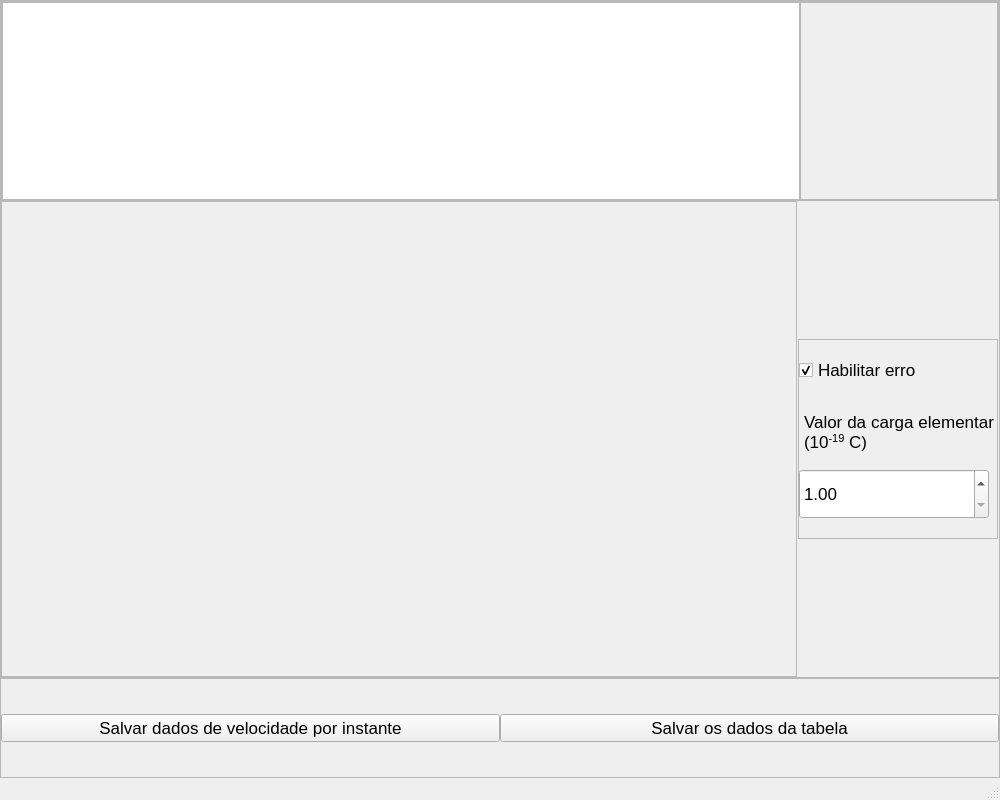
Before: the Qt Designer form interfaceVisual/janelaAvaliacao.ui in Mirovesaram/varredorVelocidades, drawn with Qt 5.
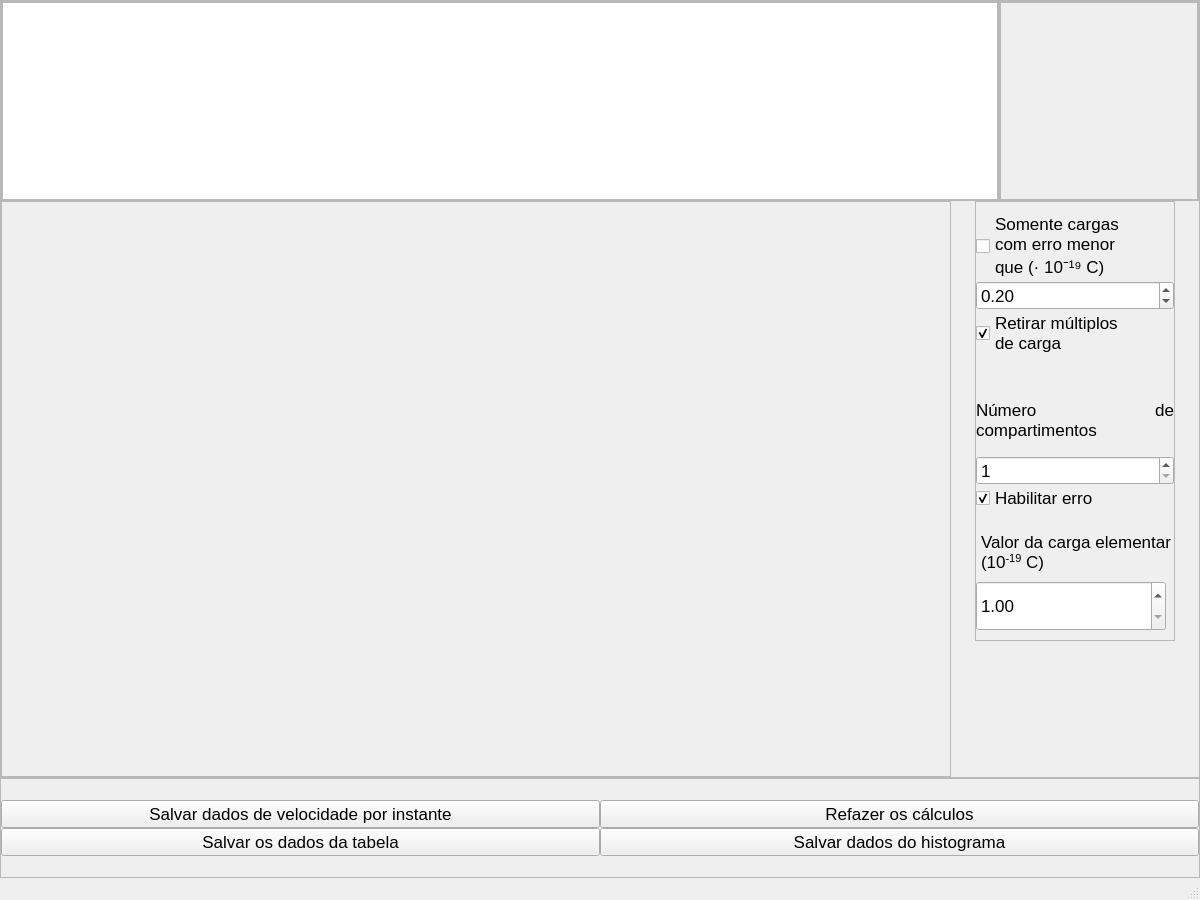
After: the same form once the commit is applied.

Patch:
```diff
--- a/interfaceVisual/janelaAvaliacao.ui
+++ b/interfaceVisual/janelaAvaliacao.ui
@@ -6,14 +6,14 @@
    <rect>
     <x>0</x>
     <y>0</y>
-    <width>1000</width>
-    <height>800</height>
+    <width>1200</width>
+    <height>900</height>
    </rect>
   </property>
   <property name="minimumSize">
    <size>
-    <width>1000</width>
-    <height>800</height>
+    <width>1200</width>
+    <height>900</height>
    </size>
   </property>
   <property name="windowTitle">
@@ -94,7 +94,7 @@
              </property>
             </widget>
            </item>
-           <item row="0" column="1">
+           <item row="1" column="0">
             <widget class="QPushButton" name="pushButtonBaixarDf">
              <property name="font">
               <font>
@@ -106,6 +106,30 @@
              </property>
             </widget>
            </item>
+           <item row="0" column="1">
+            <widget class="QPushButton" name="pushButtonRefazerCalculos">
+             <property name="font">
+              <font>
+               <pointsize>13</pointsize>
+              </font>
+             </property>
+             <property name="text">
+              <string>Refazer os cálculos</string>
+             </property>
+            </widget>
+           </item>
+           <item row="1" column="1">
+            <widget class="QPushButton" name="pushButtonSalvarDadosHistograma">
+             <property name="font">
+              <font>
+               <pointsize>13</pointsize>
+              </font>
+             </property>
+             <property name="text">
+              <string>Salvar dados do histograma</string>
+             </property>
+            </widget>
+           </item>
           </layout>
          </item>
         </layout>
@@ -344,52 +368,12 @@
            <property name="spacing">
             <number>0</number>
            </property>
-           <item row="0" column="0">
-            <widget class="QFrame" name="frameGrafico">
-             <property name="minimumSize">
-              <size>
-               <width>796</width>
-               <height>443</height>
-              </size>
-             </property>
-             <property name="frameShape">
-              <enum>QFrame::StyledPanel</enum>
-             </property>
-             <property name="frameShadow">
-              <enum>QFrame::Raised</enum>
-             </property>
-             <layout class="QGridLayout" name="gridLayout_14">
-              <property name="leftMargin">
-               <number>0</number>
-              </property>
-              <property name="topMargin">
-               <number>0</number>
-              </property>
-              <property name="rightMargin">
-               <number>0</number>
-              </property>
-              <property name="bottomMargin">
-               <number>0</number>
-              </property>
-              <property name="spacing">
-               <number>0</number>
-              </property>
-              <item row="0" column="0">
-               <layout class="QGridLayout" name="gridLayout_Grafico">
-                <property name="spacing">
-                 <number>0</number>
-                </property>
-               </layout>
-              </item>
-             </layout>
-            </widget>
-           </item>
-           <item row="0" column="1" alignment="Qt::AlignHCenter|Qt::AlignVCenter">
+           <item row="0" column="1" alignment="Qt::AlignHCenter|Qt::AlignTop">
             <widget class="QFrame" name="frameSpinCheckBoxCargaElement">
              <property name="minimumSize">
               <size>
                <width>200</width>
-               <height>200</height>
+               <height>440</height>
               </size>
              </property>
              <property name="maximumSize">
@@ -419,6 +403,71 @@
               <property name="rightMargin">
                <number>0</number>
               </property>
+              <item>
+               <widget class="QCheckBox" name="checkBoxExcluiCargaPorErro">
+                <property name="text">
+                 <string>Somente cargas 
+com erro menor 
+que (· 10⁻¹⁹ C)</string>
+                </property>
+               </widget>
+              </item>
+              <item>
+               <widget class="QDoubleSpinBox" name="doubleSpinBoxErroLimite">
+                <property name="maximum">
+                 <double>1.000000000000000</double>
+                </property>
+                <property name="singleStep">
+                 <double>0.010000000000000</double>
+                </property>
+                <property name="value">
+                 <double>0.200000000000000</double>
+                </property>
+               </widget>
+              </item>
+              <item alignment="Qt::AlignTop">
+               <widget class="QCheckBox" name="checkBoxRetirarMultiplos">
+                <property name="text">
+                 <string>Retirar múltiplos 
+de carga</string>
+                </property>
+                <property name="checked">
+                 <bool>true</bool>
+                </property>
+               </widget>
+              </item>
+              <item>
+               <widget class="QLabel" name="labelLarguraCompartimento">
+                <property name="text">
+                 <string>Número de compartimentos</string>
+                </property>
+                <property name="alignment">
+                 <set>Qt::AlignJustify|Qt::AlignVCenter</set>
+                </property>
+                <property name="wordWrap">
+                 <bool>true</bool>
+                </property>
+               </widget>
+              </item>
+              <item>
+               <widget class="QDoubleSpinBox" name="doubleSpinBoxLarguraCompartimento">
+                <property name="decimals">
+                 <number>0</number>
+                </property>
+                <property name="minimum">
+                 <double>1.000000000000000</double>
+                </property>
+                <property name="maximum">
+                 <double>30.000000000000000</double>
+                </property>
+                <property name="singleStep">
+                 <double>1.000000000000000</double>
+                </property>
+                <property name="value">
+                 <double>1.000000000000000</double>
+                </property>
+               </widget>
+              </item>
               <item>
                <widget class="QCheckBox" name="checkBoxBarraErro">
                 <property name="minimumSize">
@@ -524,6 +573,46 @@
              </layout>
             </widget>
            </item>
+           <item row="0" column="0">
+            <widget class="QFrame" name="frameGrafico">
+             <property name="minimumSize">
+              <size>
+               <width>950</width>
+               <height>443</height>
+              </size>
+             </property>
+             <property name="frameShape">
+              <enum>QFrame::StyledPanel</enum>
+             </property>
+             <property name="frameShadow">
+              <enum>QFrame::Raised</enum>
+             </property>
+             <layout class="QGridLayout" name="gridLayout_14">
+              <property name="leftMargin">
+               <number>0</number>
+              </property>
+              <property name="topMargin">
+               <number>0</number>
+              </property>
+              <property name="rightMargin">
+               <number>0</number>
+              </property>
+              <property name="bottomMargin">
+               <number>0</number>
+              </property>
+              <property name="spacing">
+               <number>0</number>
+              </property>
+              <item row="0" column="0">
+               <layout class="QGridLayout" name="gridLayout_Grafico">
+                <property name="spacing">
+                 <number>0</number>
+                </property>
+               </layout>
+              </item>
+             </layout>
+            </widget>
+           </item>
           </layout>
          </item>
         </layout>
```
Left out of the diff: 5 changed lines with no effect on the pictures.
